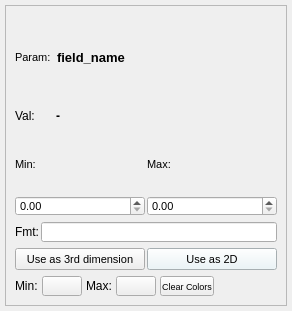
Above: widgets/SubstateDisplayWidget.ui from dmacri/Qt-VTK-viewer before the change. Below: the same form after it.
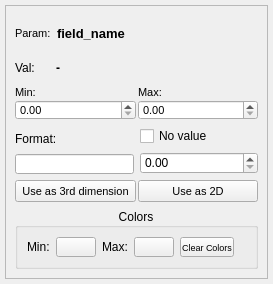
That is the form after the change.

Commit message:
refactor: reorganize SubstateDisplayWidget layout with no-value controls and colors groupbox
Restructured SubstateDisplayWidget UI layout to improve organization and visual clarity:
- Changed format layout from horizontal to vertical and renamed parent to formatAndNoValueLayout
- Added new noValueLayout with checkbox and spinbox controls for no-value configuration
- Changed "Fmt:" label to "Format:" for better clarity
- Wrapped color controls in QGroupBox with "Colors" title and centered alignment

What changed in the file:
```diff
--- a/widgets/SubstateDisplayWidget.ui
+++ b/widgets/SubstateDisplayWidget.ui
@@ -6,8 +6,8 @@
    <rect>
     <x>0</x>
     <y>0</y>
-    <width>292</width>
-    <height>311</height>
+    <width>273</width>
+    <height>284</height>
    </rect>
   </property>
   <property name="windowTitle">
@@ -250,7 +250,9 @@
        </layout>
       </item>
       <item>
-       <layout class="QHBoxLayout" name="formatLayout">
+       <layout class="QHBoxLayout" name="formatAndNoValueLayout">
+        <item>
+         <layout class="QVBoxLayout" name="formatLayout">
         <property name="spacing">
          <number>2</number>
         </property>
@@ -268,19 +270,19 @@
         </property>
         <item>
          <widget class="QLabel" name="formatTextLabel">
-          <property name="maximumSize">
-           <size>
-            <width>35</width>
-            <height>16777215</height>
-           </size>
-          </property>
           <property name="text">
-           <string>Fmt:</string>
+             <string>Format:</string>
           </property>
          </widget>
         </item>
         <item>
          <widget class="QLineEdit" name="formatLineEdit">
+            <property name="sizePolicy">
+             <sizepolicy hsizetype="MinimumExpanding" vsizetype="Fixed">
+              <horstretch>0</horstretch>
+              <verstretch>0</verstretch>
+             </sizepolicy>
+            </property>
           <property name="maximumSize">
            <size>
             <width>16777215</width>
@@ -295,6 +297,35 @@
        </layout>
       </item>
       <item>
+         <layout class="QVBoxLayout" name="noValueLayout">
+          <item>
+           <widget class="QCheckBox" name="noValueCheckBox">
+            <property name="sizePolicy">
+             <sizepolicy hsizetype="MinimumExpanding" vsizetype="Fixed">
+              <horstretch>0</horstretch>
+              <verstretch>0</verstretch>
+             </sizepolicy>
+            </property>
+            <property name="text">
+             <string>No value</string>
+            </property>
+           </widget>
+          </item>
+          <item>
+           <widget class="QDoubleSpinBox" name="noValueDoubleSpinBox">
+            <property name="sizePolicy">
+             <sizepolicy hsizetype="MinimumExpanding" vsizetype="Fixed">
+              <horstretch>0</horstretch>
+              <verstretch>0</verstretch>
+             </sizepolicy>
+            </property>
+           </widget>
+          </item>
+         </layout>
+        </item>
+       </layout>
+      </item>
+      <item>
        <layout class="QHBoxLayout" name="buttonsLayout">
         <property name="spacing">
          <number>2</number>
@@ -336,7 +367,7 @@
            </size>
           </property>
           <property name="styleSheet">
-           <string>QPushButton { font-size: 8pt; padding: 2px; background-color: #e8f4f8; }</string>
+           <string notr="true">QPushButton { font-size: 8pt; padding: 2px; }</string>
           </property>
           <property name="text">
            <string>Use as 2D</string>
@@ -346,22 +377,17 @@
        </layout>
       </item>
       <item>
-       <layout class="QHBoxLayout" name="colorsLayout">
-        <property name="spacing">
-         <number>4</number>
+       <widget class="QGroupBox" name="colorsGroupBox">
+        <property name="title">
+         <string>Colors</string>
         </property>
-        <property name="leftMargin">
-         <number>0</number>
+        <property name="alignment">
+         <set>Qt::AlignmentFlag::AlignCenter</set>
         </property>
-        <property name="topMargin">
-         <number>0</number>
+        <property name="flat">
+         <bool>true</bool>
         </property>
-        <property name="rightMargin">
-         <number>0</number>
-        </property>
-        <property name="bottomMargin">
-         <number>0</number>
-        </property>
+        <layout class="QHBoxLayout" name="horizontalLayout">
         <item>
          <widget class="QLabel" name="minColorLabel">
           <property name="maximumSize">
@@ -443,13 +469,14 @@
           </property>
           <property name="sizeHint" stdset="0">
            <size>
-            <width>40</width>
+             <width>0</width>
             <height>20</height>
            </size>
           </property>
          </spacer>
         </item>
        </layout>
+       </widget>
       </item>
      </layout>
     </widget>
```
Lines whose indentation alone changed are shown as unchanged.
